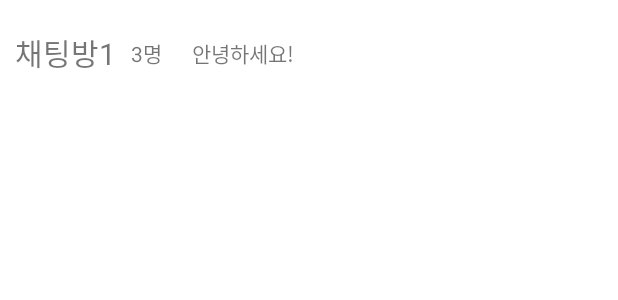
After one commit to Byunk/CS496_PJ2_Front, an Android app: the layout row_chat.xml on its own in the app's theme, with its tools: preview values and no code run, on a phone screen of 412 x 824 dp. The commit adds this screen. Shown: the top 300 px of the screen. Run offline under Robolectric (Android 15) with nearby library versions, the phone set to English and light mode, and no system bars.

Commit message:
Chat Fragment

```diff
--- a/app/build.gradle
+++ b/app/build.gradle
@@ -58,6 +58,11 @@ dependencies {
     implementation 'com.squareup.retrofit2:retrofit:2.9.0'
     implementation 'com.squareup.retrofit2:converter-gson:2.9.0'
 
+    //Socket
+    implementation ('io.socket:socket.io-client:2.0.0') {
+        exclude group: 'org.json', module: 'json'
+    }
+
     //Kakao Login
     implementation "com.kakao.sdk:v2-all:2.11.0" // 전체 모듈 설치, 2.11.0 버전부터 지원
     implementation "com.kakao.sdk:v2-user:2.11.0" // 카카오 로그인
--- a/app/src/main/java/com/example/cs496_pj2_front/MainActivity.kt
+++ b/app/src/main/java/com/example/cs496_pj2_front/MainActivity.kt
@@ -62,7 +62,7 @@ class MainActivity : AppCompatActivity() {
         override fun createFragment(position: Int): Fragment {
             when (position) {
                 0 -> return ProfileFragment(id)
-                1 -> return ChatFragment()
+                1 -> return ChatFragment(id)
             }
             return ProfileFragment(id)
         }
--- /dev/null
+++ b/app/src/main/java/com/example/cs496_pj2_front/chat/Socket.kt
@@ -0,0 +1,4 @@
+package com.example.cs496_pj2_front.chat
+
+class Socket {
+}
--- /dev/null
+++ b/app/src/main/res/layout/row_chat.xml
@@ -0,0 +1,50 @@
+<?xml version="1.0" encoding="utf-8"?>
+<androidx.constraintlayout.widget.ConstraintLayout xmlns:android="http://schemas.android.com/apk/res/android"
+    xmlns:app="http://schemas.android.com/apk/res-auto"
+    xmlns:tools="http://schemas.android.com/tools"
+    android:layout_width="match_parent"
+    android:layout_height="wrap_content">
+
+    <androidx.constraintlayout.widget.ConstraintLayout
+        android:layout_width="match_parent"
+        android:layout_height="match_parent"
+        app:layout_constraintBottom_toBottomOf="parent"
+        app:layout_constraintEnd_toEndOf="parent"
+        app:layout_constraintStart_toStartOf="parent"
+        app:layout_constraintTop_toTopOf="parent">
+
+        <TextView
+            android:id="@+id/tv_last_chat"
+            android:layout_width="wrap_content"
+            android:layout_height="wrap_content"
+            android:layout_marginStart="20dp"
+            android:text="안녕하세요!"
+            app:layout_constraintBottom_toBottomOf="parent"
+            app:layout_constraintStart_toEndOf="@+id/tv_num_ppl"
+            app:layout_constraintTop_toTopOf="parent" />
+
+        <TextView
+            android:id="@+id/tv_chat_title"
+            android:layout_width="wrap_content"
+            android:layout_height="wrap_content"
+            android:layout_marginStart="10dp"
+            android:layout_marginTop="20dp"
+            android:layout_marginBottom="20dp"
+            android:text="채팅방1"
+            android:textSize="20sp"
+            app:layout_constraintBottom_toBottomOf="parent"
+            app:layout_constraintStart_toStartOf="parent"
+            app:layout_constraintTop_toTopOf="parent" />
+
+        <TextView
+            android:id="@+id/tv_num_ppl"
+            android:layout_width="wrap_content"
+            android:layout_height="wrap_content"
+            android:layout_marginStart="10dp"
+            android:text="3명"
+            app:layout_constraintBottom_toBottomOf="parent"
+            app:layout_constraintStart_toEndOf="@+id/tv_chat_title"
+            app:layout_constraintTop_toTopOf="parent" />
+    </androidx.constraintlayout.widget.ConstraintLayout>
+
+</androidx.constraintlayout.widget.ConstraintLayout>
```
Also changed, not shown: app/src/main/java/com/example/cs496_pj2_front/chat/ChatFragment.kt (+96 -8 lines), app/src/main/java/com/example/cs496_pj2_front/model/Chat.kt (added, +12 -0 lines), app/src/main/java/com/example/cs496_pj2_front/model/Schedule.kt (+14 -5 lines), app/src/main/java/com/example/cs496_pj2_front/profile/CalendarDetailActivity.kt (+29 -24 lines), app/src/main/java/com/example/cs496_pj2_front/profile/CalendarFragment.kt (+13 -8 lines), app/src/main/java/com/example/cs496_pj2_front/service/RetrofitInterface.kt (+5 -7 lines), app/src/main/res/layout/activity_calendar_detail.xml (+13 -1 lines), app/src/main/res/layout/fragment_chat.xml (+21 -4 lines).
